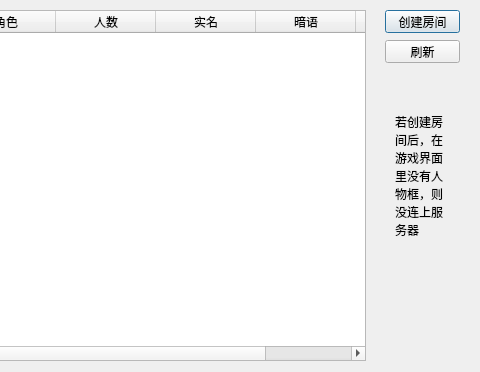
Before: the Qt Designer form client/Lobby.ui in chntujia/CodfiyAsteriatedGrailClient, drawn with Qt 5; both pictures show x 355 to 835 and y 0 to 372 of the 835 by 372 pixel window.
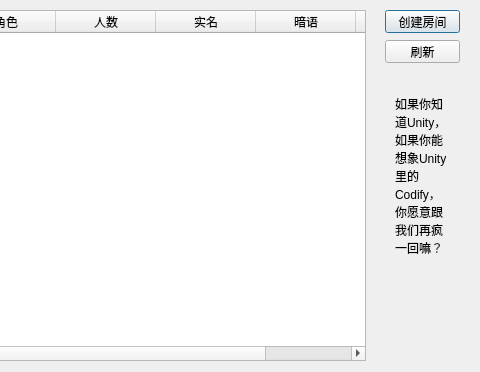
After: the same form once the commit is applied.

The edit to the form file:
```diff
--- a/client/Lobby.ui
+++ b/client/Lobby.ui
@@ -111,7 +111,7 @@
     <bool>false</bool>
    </property>
    <property name="text">
-    <string>若创建房间后，在游戏界面里没有人物框，则没连上服务器</string>
+    <string>如果你知道Unity，如果你能想象Unity里的Codify，你愿意跟我们再疯一回嘛？</string>
    </property>
    <property name="alignment">
     <set>Qt::AlignLeading|Qt::AlignLeft|Qt::AlignVCenter</set>
```
